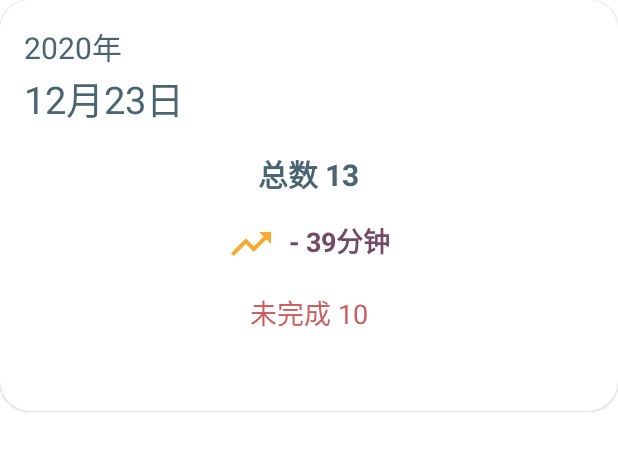
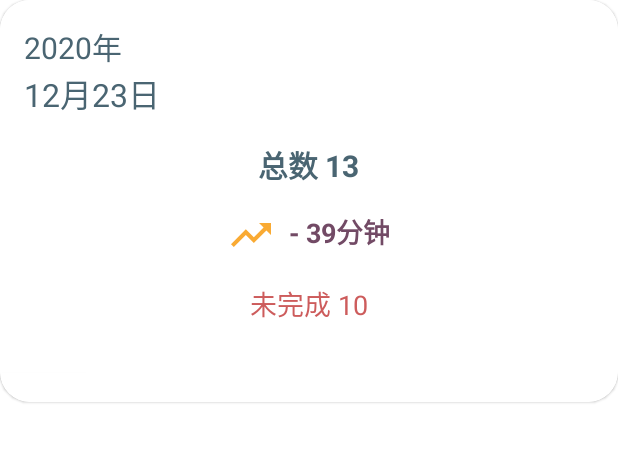
Before and after one commit to nippleshot/Human_Computer_Interaction_Project, an Android app: the layout day_review_card.xml on its own in the app's theme, with its tools: preview values and no code run, on a phone screen of 412 x 824 dp. Shown: the top 451 px of the screen. Run offline under Robolectric (Android 15) with nearby library versions, the phone set to English and light mode, and no system bars; Roboto replaces fonts that are not available here.

Commit message:
size problem

```diff
--- a/app/src/main/res/layout/completed_row.xml
+++ b/app/src/main/res/layout/completed_row.xml
@@ -25,7 +25,7 @@
             android:id="@+id/completedTaskEfficiency"
             android:layout_centerVertical="true"
             android:layout_alignParentLeft="true"
-            android:layout_marginLeft="130dp"
+            android:layout_marginLeft="110dp"
             android:text="迟到11个小时56分钟"
             android:textColor="@color/colorAccentVelvet"
             android:textAlignment="center"
--- a/app/src/main/res/layout/day_review_card.xml
+++ b/app/src/main/res/layout/day_review_card.xml
@@ -55,7 +55,7 @@
                         android:id="@+id/dayTaskDateMonth"
                         android:text="12月23日"
                         android:textColor="@color/colorPrimary"
-                        android:textSize="25sp"
+                        android:textSize="21sp"
                         android:textAllCaps="true"
                         android:layout_below="@+id/dayTaskDateYear"
                         android:layout_alignParentLeft="true"
--- a/app/src/main/res/values/colors.xml
+++ b/app/src/main/res/values/colors.xml
@@ -8,12 +8,14 @@
     <color name="black">#FF000000</color>
 
     <color name="colorWhite">#FFFFFFFF</color>
-    <color name="colorPrimary">#4A6572</color>
     <color name="colorPrimaryLightDark">#344955</color>
     <color name="colorPrimaryDark">#232F34</color>
+
+
     <color name="colorAccent">#F9AA33</color>
     <color name="colorAccentRed">#CD5C5C</color>
     <color name="colorAccentVelvet">#724A65</color>
+    <color name="colorPrimary">#4A6572</color>
 
 
 </resources>
```
